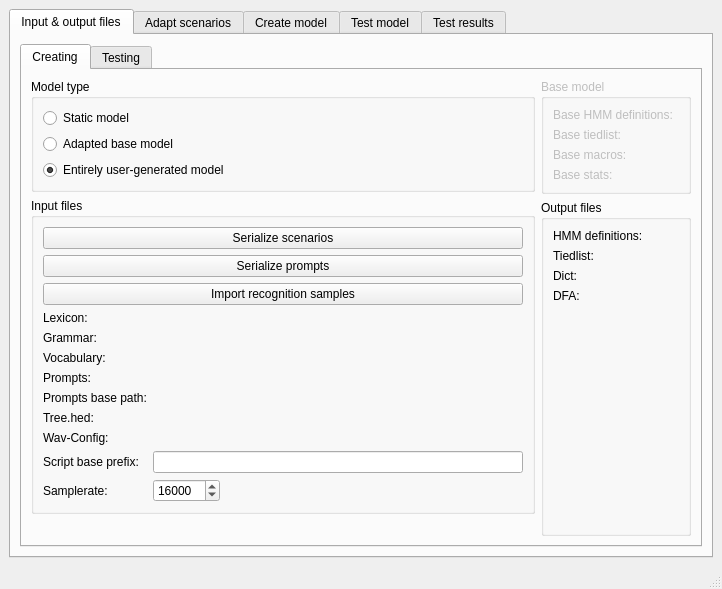
Before: the Qt Designer form sam/src/main.ui in KDE/simon, drawn with Qt 5.
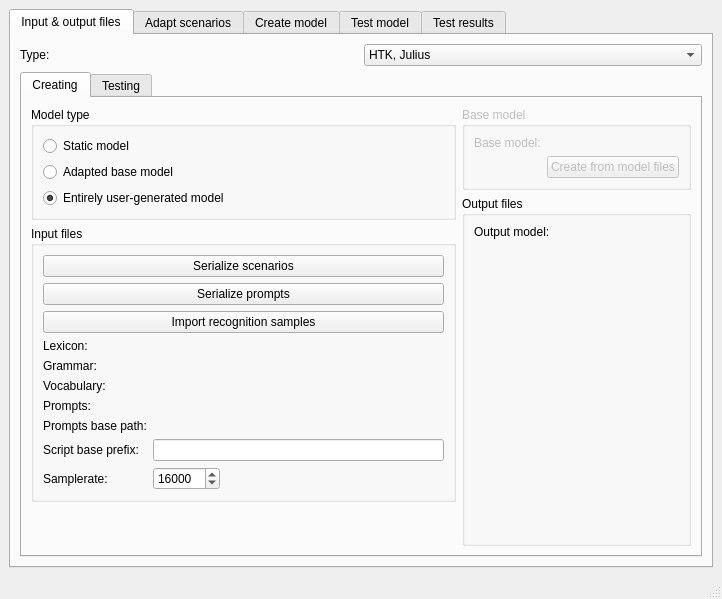
After: the same form once the commit is applied. Custom widgets are drawn as their Qt base class.

What changed in the file:
```diff
--- a/sam/src/main.ui
+++ b/sam/src/main.ui
@@ -7,7 +7,7 @@
     <x>0</x>
     <y>0</y>
     <width>722</width>
-    <height>589</height>
+    <height>599</height>
    </rect>
   </property>
   <property name="windowTitle">
@@ -24,7 +24,27 @@
        <attribute name="title">
         <string>Input &amp;&amp; output files</string>
        </attribute>
-       <layout class="QVBoxLayout" name="verticalLayout_15">
+       <layout class="QVBoxLayout" name="verticalLayout_14">
+        <item>
+         <layout class="QHBoxLayout" name="horizontalLayout_6">
+          <item>
+           <widget class="QLabel" name="label_2">
+            <property name="text">
+             <string>Type:</string>
+            </property>
+           </widget>
+          </item>
+          <item>
+           <widget class="QComboBox" name="comboBox">
+            <item>
+             <property name="text">
+              <string>HTK, Julius</string>
+             </property>
+            </item>
+           </widget>
+          </item>
+         </layout>
+        </item>
         <item>
          <widget class="KTabWidget" name="ktabwidget">
           <property name="currentIndex">
@@ -168,32 +188,16 @@
                     <widget class="KUrlRequester" name="urPromptsBasePath"/>
                    </item>
                    <item row="5" column="0">
-                    <widget class="QLabel" name="lbTreeHed">
+                    <widget class="QLabel" name="label_5">
                      <property name="text">
-                      <string>Tree.hed:</string>
-                     </property>
-                     <property name="buddy">
-                      <cstring>urTreeHed</cstring>
+                      <string>Script base prefix:</string>
                      </property>
                     </widget>
                    </item>
                    <item row="5" column="1">
-                    <widget class="KUrlRequester" name="urTreeHed"/>
+                    <widget class="KLineEdit" name="leScriptPrefix"/>
                    </item>
                    <item row="6" column="0">
-                    <widget class="QLabel" name="lbWavConfig">
-                     <property name="text">
-                      <string>Wav-Config:</string>
-                     </property>
-                     <property name="buddy">
-                      <cstring>urWavConfig</cstring>
-                     </property>
-                    </widget>
-                   </item>
-                   <item row="6" column="1">
-                    <widget class="KUrlRequester" name="urWavConfig"/>
-                   </item>
-                   <item row="8" column="0">
                     <widget class="QLabel" name="lbSampleRate">
                      <property name="text">
                       <string>Samplerate:</string>
@@ -203,7 +207,7 @@
                      </property>
                     </widget>
                    </item>
-                   <item row="8" column="1">
+                   <item row="6" column="1">
                     <widget class="QSpinBox" name="sbSampleRate">
                      <property name="minimum">
                       <number>8000</number>
@@ -216,16 +220,6 @@
                      </property>
                     </widget>
                    </item>
-                   <item row="7" column="0">
-                    <widget class="QLabel" name="label_5">
-                     <property name="text">
-                      <string>Script base prefix:</string>
-                     </property>
-                    </widget>
-                   </item>
-                   <item row="7" column="1">
-                    <widget class="KLineEdit" name="leScriptPrefix"/>
-                   </item>
                   </layout>
                  </item>
                 </layout>
@@ -257,49 +251,27 @@
                  <string>Base model</string>
                 </property>
                 <layout class="QFormLayout" name="formLayout_3">
-                 <property name="fieldGrowthPolicy">
-                  <enum>QFormLayout::ExpandingFieldsGrow</enum>
-                 </property>
                  <item row="0" column="0">
                   <widget class="QLabel" name="label">
                    <property name="text">
-                    <string>Base HMM definitions:</string>
+                    <string>Base model:</string>
                    </property>
                   </widget>
                  </item>
                  <item row="0" column="1">
-                  <widget class="KUrlRequester" name="urBaseHmmDefs"/>
-                 </item>
-                 <item row="1" column="0">
-                  <widget class="QLabel" name="label_2">
-                   <property name="text">
-                    <string>Base tiedlist:</string>
+                  <widget class="KUrlRequester" name="urBaseModel">
+                   <property name="filter">
+                    <string>*.sbm</string>
                    </property>
                   </widget>
                  </item>
                  <item row="1" column="1">
-                  <widget class="KUrlRequester" name="urBaseTiedlist"/>
-                 </item>
-                 <item row="2" column="0">
-                  <widget class="QLabel" name="label_3">
+                  <widget class="KPushButton" name="pbCreate">
                    <property name="text">
-                    <string>Base macros:</string>
+                    <string>Create from model files</string>
                    </property>
                   </widget>
                  </item>
-                 <item row="2" column="1">
-                  <widget class="KUrlRequester" name="urBaseMacros"/>
-                 </item>
-                 <item row="3" column="0">
-                  <widget class="QLabel" name="label_4">
-                   <property name="text">
-                    <string>Base stats:</string>
-                   </property>
-                  </widget>
-                 </item>
-                 <item row="3" column="1">
-                  <widget class="KUrlRequester" name="urBaseStats"/>
-                 </item>
                 </layout>
                </widget>
               </item>
@@ -309,10 +281,13 @@
                  <string>Output files</string>
                 </property>
                 <layout class="QFormLayout" name="formLayout_2">
+                 <property name="fieldGrowthPolicy">
+                  <enum>QFormLayout::ExpandingFieldsGrow</enum>
+                 </property>
                  <item row="0" column="0">
                   <widget class="QLabel" name="lbHmmdefs">
                    <property name="text">
-                    <string>HMM definitions:</string>
+                    <string>Output model:</string>
                    </property>
                    <property name="buddy">
                     <cstring>urHmmDefs</cstring>
@@ -320,48 +295,9 @@
                   </widget>
                  </item>
                  <item row="0" column="1">
-                  <widget class="KUrlRequester" name="urHmmDefs"/>
-                 </item>
-                 <item row="1" column="0">
-                  <widget class="QLabel" name="lbTiedlist">
-                   <property name="text">
-                    <string>Tiedlist:</string>
-                   </property>
-                   <property name="buddy">
-                    <cstring>urTiedlist</cstring>
-                   </property>
-                  </widget>
+                  <widget class="KUrlRequester" name="urOutputModel"/>
                  </item>
                  <item row="1" column="1">
-                  <widget class="KUrlRequester" name="urTiedlist"/>
-                 </item>
-                 <item row="2" column="0">
-                  <widget class="QLabel" name="lbDict">
-                   <property name="text">
-                    <string>Dict:</string>
-                   </property>
-                   <property name="buddy">
-                    <cstring>urDict</cstring>
-                   </property>
-                  </widget>
-                 </item>
-                 <item row="3" column="0">
-                  <widget class="QLabel" name="lbDFA">
-                   <property name="text">
-                    <string>DFA:</string>
-                   </property>
-                   <property name="buddy">
-                    <cstring>urDFA</cstring>
-                   </property>
-                  </widget>
-                 </item>
-                 <item row="2" column="1">
-                  <widget class="KUrlRequester" name="urDict"/>
-                 </item>
-                 <item row="3" column="1">
-                  <widget class="KUrlRequester" name="urDFA"/>
-                 </item>
-                 <item row="4" column="1">
                   <spacer name="verticalSpacer">
                    <property name="orientation">
                     <enum>Qt::Vertical</enum>
@@ -674,33 +610,33 @@
   <widget class="QStatusBar" name="statusbar"/>
  </widget>
  <customwidgets>
-  <customwidget>
-   <class>KUrlRequester</class>
-   <extends>QFrame</extends>
-   <header>kurlrequester.h</header>
-   <container>1</container>
-  </customwidget>
-  <customwidget>
-   <class>KPushButton</class>
-   <extends>QPushButton</extends>
-   <header>kpushbutton.h</header>
-  </customwidget>
   <customwidget>
    <class>KLineEdit</class>
    <extends>QLineEdit</extends>
    <header>klineedit.h</header>
   </customwidget>
   <customwidget>
-   <class>KTabWidget</class>
-   <extends>QTabWidget</extends>
-   <header>ktabwidget.h</header>
-   <container>1</container>
+   <class>KPushButton</class>
+   <extends>QPushButton</extends>
+   <header>kpushbutton.h</header>
   </customwidget>
   <customwidget>
    <class>KTextEdit</class>
    <extends>QTextEdit</extends>
    <header>ktextedit.h</header>
   </customwidget>
+  <customwidget>
+   <class>KUrlRequester</class>
+   <extends>QFrame</extends>
+   <header>kurlrequester.h</header>
+   <container>1</container>
+  </customwidget>
+  <customwidget>
+   <class>KTabWidget</class>
+   <extends>QTabWidget</extends>
+   <header>ktabwidget.h</header>
+   <container>1</container>
+  </customwidget>
   <customwidget>
    <class>QwtPlot</class>
    <extends>QFrame</extends>
```
Left out of the diff: 8 changed lines with no effect on the pictures.
